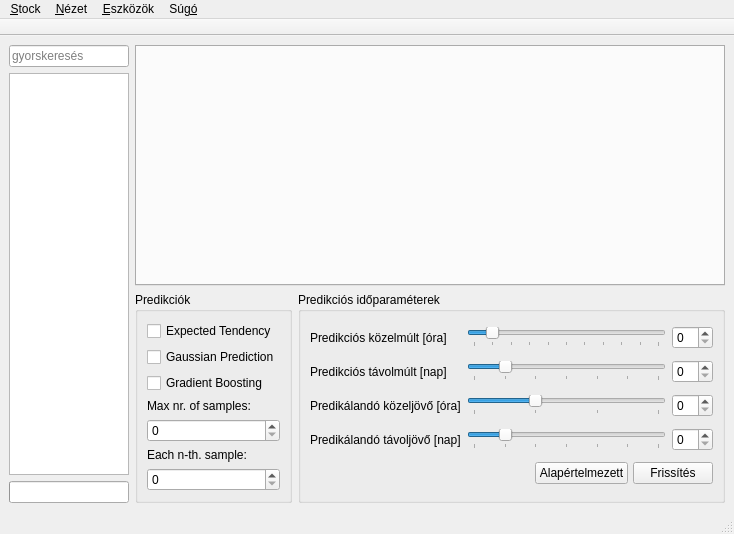
Above: intellistock/ui/ui_mainwindow.ui from morta-code/IntelliStock before the change. Below: the same form after it.
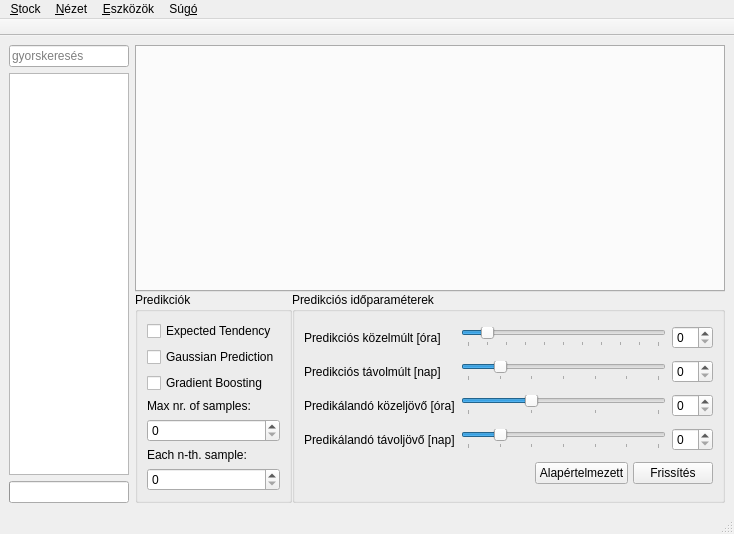
That is the form after the change.

Commit message: Simulation widget added. initial.

```diff
--- a/intellistock/ui/ui_mainwindow.ui
+++ b/intellistock/ui/ui_mainwindow.ui
@@ -14,7 +14,7 @@
    <string notr="true">Stock</string>
   </property>
   <widget class="QWidget" name="centralwidget">
-   <layout class="QHBoxLayout" name="horizontalLayout" stretch="1,6">
+   <layout class="QHBoxLayout" name="horizontalLayout" stretch="1,7,0">
     <property name="sizeConstraint">
      <enum>QLayout::SetDefaultConstraint</enum>
     </property>
@@ -101,6 +101,18 @@
      </layout>
     </item>
     <item>
+     <widget class="QWidget" name="mainwidget" native="true">
+      <layout class="QHBoxLayout" name="horizontalLayout_3">
+       <property name="spacing">
+        <number>0</number>
+       </property>
+       <property name="sizeConstraint">
+        <enum>QLayout::SetMinimumSize</enum>
+       </property>
+       <property name="margin">
+        <number>0</number>
+       </property>
+       <item>
      <layout class="QVBoxLayout" name="contentLayout">
       <item>
        <widget class="QTabWidget" name="tabWidget">
@@ -371,6 +383,9 @@
     </item>
    </layout>
   </widget>
+    </item>
+   </layout>
+  </widget>
   <widget class="QMenuBar" name="menubar">
    <property name="geometry">
     <rect>
```
Left out of the diff: 4 changed lines with no effect on the pictures. Lines whose indentation alone changed are shown as unchanged. The commit also changes 5 other files.
